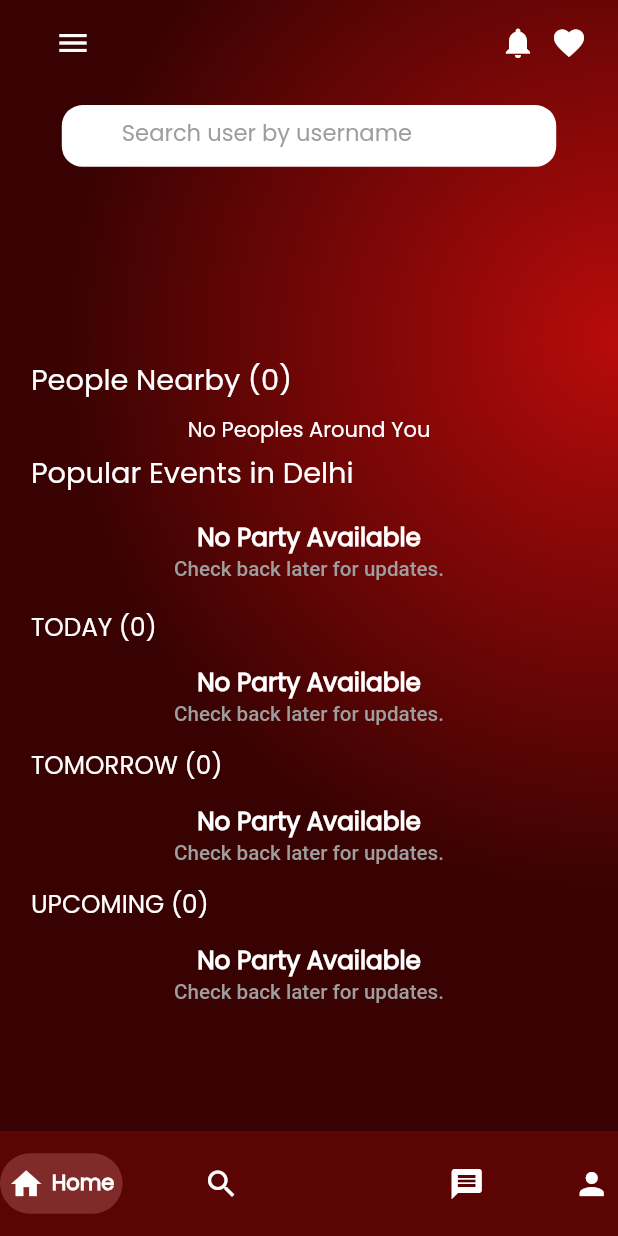
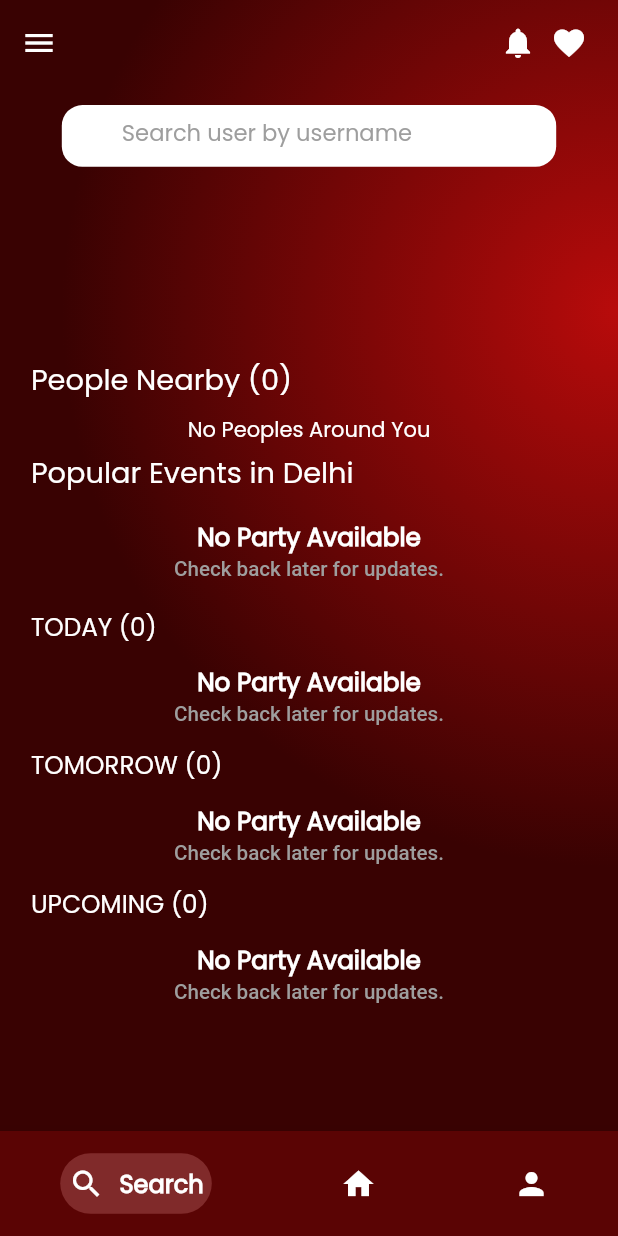
Before and after one commit to shubhamkumarmaghar/partypeopleindividual, a Flutter app: the screen it shows after launch, on a phone screen of 412 x 824 dp. Run offline on Flutter 3.47's test engine with Material 2 defaults, Android fonts, the phone set to English and light mode, and no system bars; drawn by our look-alikes of google_nav_bar; our stand-ins replace firebase_core, firebase_storage, flutter_neumorphic, flutter_slidable, get, get_storage and 7 more; missing offline and left inert: adobe_xd; accounts and stored records are empty; network calls fail; Roboto replaces fonts that are missing (Raleway); statements that could not run were skipped.

Commit message:
Fixed Bottom navigation bar

```diff
--- a/lib/individualDashboard/views/individual_dashboard_view.dart
+++ b/lib/individualDashboard/views/individual_dashboard_view.dart
@@ -3,7 +3,6 @@ import 'package:flutter/material.dart';
 import 'package:get/get.dart';
 import 'package:google_nav_bar/google_nav_bar.dart';
 import 'package:like_button/like_button.dart';
-import 'package:partypeopleindividual/chatScreen/views/chat_screen_view.dart';
 import 'package:partypeopleindividual/individualDashboard/controllers/individual_dashboard_controller.dart';
 import 'package:partypeopleindividual/individual_profile/controller/individual_profile_controller.dart';
 import 'package:partypeopleindividual/notification/notification_screen.dart';
@@ -35,32 +34,23 @@ class _IndividualDashboardViewState extends State<IndividualDashboardView> {
           automaticallyImplyLeading: false,
           backgroundColor: Colors.transparent,
           elevation: 0,
-          toolbarHeight: MediaQuery
-              .of(context)
-              .size
-              .height * 0.07,
-          title: Container(
+          toolbarHeight: MediaQuery.of(context).size.height * 0.07,
+          actions: [
+            Container(
+              padding: const EdgeInsets.only(left: 14),
               alignment: Alignment.centerLeft,
               child: GestureDetector(
-              onTap: () {
-                print('Navigate to side drawer');
-                Get.to(
+                onTap: () => Get.to(
                   IndividualDrawerView(),
                   duration: const Duration(milliseconds: 500),
                   transition: Transition.leftToRight,
-                );
-              },
-              child: Padding(
-                padding:
-                EdgeInsets.symmetric(horizontal: 15.sp, vertical: 5.sp),
+                ),
                 child: const Icon(
                   Icons.menu,
                   color: Colors.white,
                 ),
               ),
             ),
-          ),
-          actions: [
             Expanded(
               child: Obx(() {
                 return Container(
@@ -83,8 +73,7 @@ class _IndividualDashboardViewState extends State<IndividualDashboardView> {
               child: Row(
                 children: [
                   GestureDetector(
-                    onTap: () =>
-                        Get.to(
+                    onTap: () => Get.to(
                       const NotificationScreen(),
                       duration: const Duration(milliseconds: 500),
                       transition: Transition.rightToLeft,
@@ -103,7 +92,7 @@ class _IndividualDashboardViewState extends State<IndividualDashboardView> {
 
                     return GestureDetector(
                       onTap: () {
-                        Get.to(WishlistScreen());
+                        Get.to(const WishlistScreen());
                       },
                       child: Icon(Icons.favorite,
                           color: wishlistController.wishlistedParties.isEmpty
@@ -116,39 +105,37 @@ class _IndividualDashboardViewState extends State<IndividualDashboardView> {
             )
           ],
         ),
-        extendBody: true,
+        extendBody: false,
         bottomNavigationBar: BottomAppBar(
           height: 70,
           shape: const CircularNotchedRectangle(),
           color: const Color(0xFF5a0404),
           child: GNav(
             padding: EdgeInsets.symmetric(horizontal: 4.sp, vertical: 6.sp),
-            gap: 5,
+            gap: 10,
+            mainAxisAlignment: MainAxisAlignment.spaceAround,
             color: Colors.white,
             activeColor: Colors.white,
             tabBackgroundColor: const Color(0xFF802a2a),
             tabs: [
               const GButton(
+                icon: Icons.search,
+                text: 'Search',
+                textStyle: TextStyle(fontSize: 16, fontWeight: FontWeight.bold),
+                iconSize: 24,
+              ),
+              const GButton(
                 icon: Icons.home,
                 text: 'Home',
+                textStyle: TextStyle(fontSize: 16, fontWeight: FontWeight.bold),
+                iconSize: 24,
               ),
               const GButton(
-                icon: Icons.search,
-                text: 'Search',
-                margin: EdgeInsets.only(right: 35),
+                icon: Icons.person,
+                text: 'Profile',
+                textStyle: TextStyle(fontSize: 16, fontWeight: FontWeight.bold),
+                iconSize: 24,
               ),
-              GButton(
-                  icon: Icons.message,
-                  text: 'Chat',
-                  margin: const EdgeInsets.only(left: 45),
-                  onPressed: () {
-                    Get.to(
-                      const ChatScreenView(),
-                      duration: const Duration(milliseconds: 500),
-                      transition: Transition.downToUp,
-                    );
-                  }),
-              const GButton(icon: Icons.person, text: 'Profile'),
             ],
           ),
         ),
@@ -179,10 +166,7 @@ class _IndividualDashboardViewState extends State<IndividualDashboardView> {
               ),
               Container(
                 margin: EdgeInsets.only(
-                    top: MediaQuery
-                        .of(context)
-                        .size
-                        .height * 0.065),
+                    top: MediaQuery.of(context).size.height * 0.065),
                 width: double.infinity,
                 child: SingleChildScrollView(
                   child: Column(
@@ -193,10 +177,7 @@ class _IndividualDashboardViewState extends State<IndividualDashboardView> {
                         padding: EdgeInsets.symmetric(
                           horizontal: Get.width * 0.1,
                         ),
-                        height: MediaQuery
-                            .of(context)
-                            .size
-                            .height * 0.05,
+                        height: MediaQuery.of(context).size.height * 0.05,
                         child: Row(
                           children: [
                             Expanded(
@@ -223,26 +204,16 @@ class _IndividualDashboardViewState extends State<IndividualDashboardView> {
                         ),
                       ),
                       Container(
-                        height: MediaQuery
-                            .of(context)
-                            .size
-                            .width * 0.27,
+                        height: MediaQuery.of(context).size.width * 0.27,
                         margin: EdgeInsets.only(
-                            top: MediaQuery
-                                .of(context)
-                                .size
-                                .height * 0.02,
-                            left: MediaQuery
-                                .of(context)
-                                .size
-                                .width * 0.05),
+                            top: MediaQuery.of(context).size.height * 0.02,
+                            left: MediaQuery.of(context).size.width * 0.05),
                         child: ListView.builder(
                           shrinkWrap: true,
                           itemCount:
                               individualDashboardController.allCityList.length,
                           scrollDirection: Axis.horizontal,
-                          itemBuilder: ((context, index) =>
-                              GestureDetector(
+                          itemBuilder: ((context, index) => GestureDetector(
                                 onTap: () {},
                                 child: CityCard(
                                   cityName: individualDashboardController
@@ -255,17 +226,10 @@ class _IndividualDashboardViewState extends State<IndividualDashboardView> {
                       ),
                       Padding(
                         padding: EdgeInsets.only(
-                            left: MediaQuery
-                                .of(context)
-                                .size
-                                .width * 0.05,
-                            bottom: MediaQuery
-                                .of(context)
-                                .size
-                                .height * 0.01),
+                            left: MediaQuery.of(context).size.width * 0.05,
+                            bottom: MediaQuery.of(context).size.height * 0.01),
                         child: Text(
-                          'People Nearby (${individualDashboardController
-                              .usersList.length})',
+                          'People Nearby (${individualDashboardController.usersList.length})',
                           style: TextStyle(
                               color: Colors.white,
                               fontSize: 14.sp,
@@ -284,15 +248,9 @@ class _IndividualDashboardViewState extends State<IndividualDashboardView> {
                                   ],
                                 ),
                               ),
-                        height: MediaQuery
-                            .of(context)
-                            .size
-                            .width * 0.27,
+                              height: MediaQuery.of(context).size.width * 0.27,
                               padding: EdgeInsets.only(
-                          left: MediaQuery
-                              .of(context)
-                              .size
-                              .width * 0.05,
+                                left: MediaQuery.of(context).size.width * 0.05,
                               ),
                               child: ListView.builder(
                                 shrinkWrap: true,
@@ -311,15 +269,12 @@ class _IndividualDashboardViewState extends State<IndividualDashboardView> {
                                     )),
                               ),
                             )
-                          : Center(
+                          : const Center(
                               child: Text("No Peoples Around You"),
                             ),
                       Padding(
                         padding: EdgeInsets.only(
-                          left: MediaQuery
-                              .of(context)
-                              .size
-                              .width * 0.05,
+                          left: MediaQuery.of(context).size.width * 0.05,
                           top: Get.height * 0.005,
                         ),
                         child: Text(
@@ -365,10 +320,7 @@ class _IndividualDashboardViewState extends State<IndividualDashboardView> {
                           : Container(
                               margin: EdgeInsets.only(
                                 top: Get.width * 0.05,
-                          left: MediaQuery
-                              .of(context)
-                              .size
-                              .width * 0.05,
+                                left: MediaQuery.of(context).size.width * 0.05,
                                 bottom: Get.width * 0.05,
                               ),
                               height: Get.width * 0.65,
@@ -386,15 +338,11 @@ class _IndividualDashboardViewState extends State<IndividualDashboardView> {
                             ),
                       Padding(
                         padding: EdgeInsets.only(
-                          left: MediaQuery
-                              .of(context)
-                              .size
-                              .width * 0.05,
+                          left: MediaQuery.of(context).size.width * 0.05,
                           top: Get.height * 0.003,
                         ),
                         child: Text(
-                          'TODAY (${individualDashboardController
-                              .lengthOfTodayParties})',
+                          'TODAY (${individualDashboardController.lengthOfTodayParties})',
                           style: TextStyle(
                               fontFamily: 'Poppins',
                               color: Colors.white,
@@ -438,10 +386,7 @@ class _IndividualDashboardViewState extends State<IndividualDashboardView> {
                           : Container(
                               margin: EdgeInsets.only(
                                 top: Get.width * 0.05,
-                          left: MediaQuery
-                              .of(context)
-                              .size
-                              .width * 0.05,
+                                left: MediaQuery.of(context).size.width * 0.05,
                                 bottom: Get.width * 0.05,
                               ),
                               height: Get.width * 0.65,
@@ -460,15 +405,11 @@ class _IndividualDashboardViewState extends State<IndividualDashboardView> {
                             ),
                       Padding(
                         padding: EdgeInsets.only(
-                          left: MediaQuery
-                              .of(context)
-                              .size
-                              .width * 0.05,
+                          left: MediaQuery.of(context).size.width * 0.05,
                           top: Get.height * 0.003,
                         ),
                         child: Text(
-                          'TOMORROW (${individualDashboardController
-                              .jsonPartyOrganisationDataTomm.length})',
+                          'TOMORROW (${individualDashboardController.jsonPartyOrganisationDataTomm.length})',
                           style: TextStyle(
                               fontFamily: 'Poppins',
                               color: Colors.white,
@@ -512,10 +453,7 @@ class _IndividualDashboardViewState extends State<IndividualDashboardView> {
                           : Container(
                               margin: EdgeInsets.only(
                                 top: Get.width * 0.05,
-                          left: MediaQuery
-                              .of(context)
-                              .size
-                              .width * 0.05,
+                                left: MediaQuery.of(context).size.width * 0.05,
                                 bottom: Get.width * 0.05,
                               ),
                               height: Get.width * 0.65,
@@ -534,15 +472,11 @@ class _IndividualDashboardViewState extends State<IndividualDashboardView> {
                             ),
                       Padding(
                         padding: EdgeInsets.only(
-                          left: MediaQuery
-                              .of(context)
-                              .size
-                              .width * 0.05,
+                          left: MediaQuery.of(context).size.width * 0.05,
                           top: Get.height * 0.003,
                         ),
                         child: Text(
-                          'UPCOMING (${individualDashboardController
-                              .jsonPartyOgranisationDataUpcomming.length})',
+                          'UPCOMING (${individualDashboardController.jsonPartyOgranisationDataUpcomming.length})',
                           style: TextStyle(
                               fontFamily: 'Poppins',
                               color: Colors.white,
@@ -586,10 +520,7 @@ class _IndividualDashboardViewState extends State<IndividualDashboardView> {
                           : Container(
                               margin: EdgeInsets.only(
                                 top: Get.width * 0.05,
-                          left: MediaQuery
-                              .of(context)
-                              .size
-                              .width * 0.05,
+                                left: MediaQuery.of(context).size.width * 0.05,
                                 bottom: Get.width * 0.05,
                               ),
                               height: Get.width * 0.65,
@@ -608,10 +539,7 @@ class _IndividualDashboardViewState extends State<IndividualDashboardView> {
                               ),
                             ),
                       SizedBox(
-                        height: MediaQuery
-                            .of(context)
-                            .size
-                            .height * 0.1,
+                        height: MediaQuery.of(context).size.height * 0.1,
                       ),
                     ],
                   ),
@@ -639,10 +567,7 @@ class CityCard extends StatelessWidget {
   Widget build(BuildContext context) {
     return Padding(
       padding: EdgeInsets.all(
-        MediaQuery
-            .of(context)
-            .size
-            .width * 0.015,
+        MediaQuery.of(context).size.width * 0.015,
       ),
       child: Column(
         crossAxisAlignment: CrossAxisAlignment.center,
@@ -664,10 +589,7 @@ class CityCard extends StatelessWidget {
             ),
           ),
           SizedBox(
-            height: MediaQuery
-                .of(context)
-                .size
-                .width * 0.02,
+            height: MediaQuery.of(context).size.width * 0.02,
           ),
           Text(
             cityName,
@@ -699,10 +621,7 @@ class NearbyPeopleProfile extends StatelessWidget {
   Widget build(BuildContext context) {
     return Padding(
       padding: EdgeInsets.all(
-        MediaQuery
-            .of(context)
-            .size
-            .width * 0.015,
+        MediaQuery.of(context).size.width * 0.015,
       ),
       child: Stack(
         clipBehavior: Clip.none,
@@ -711,10 +630,7 @@ class NearbyPeopleProfile extends StatelessWidget {
             crossAxisAlignment: CrossAxisAlignment.center,
             children: [
               SizedBox(
-                height: MediaQuery
-                    .of(context)
-                    .size
-                    .height * 0.005,
+                height: MediaQuery.of(context).size.height * 0.005,
               ),
               Container(
                 width: Get.width * 0.151,
@@ -735,26 +651,17 @@ class NearbyPeopleProfile extends StatelessWidget {
                 ),
               ),
               SizedBox(
-                height: MediaQuery
-                    .of(context)
-                    .size
-                    .height * 0.01,
+                height: MediaQuery.of(context).size.height * 0.01,
               ),
               Row(
                 children: [
                   Icon(
                     Icons.message,
-                    size: MediaQuery
-                        .of(context)
-                        .size
-                        .height * 0.02,
+                    size: MediaQuery.of(context).size.height * 0.02,
                     color: Colors.white,
                   ),
                   SizedBox(
-                    width: MediaQuery
-                        .of(context)
-                        .size
-                        .height * 0.005,
+                    width: MediaQuery.of(context).size.height * 0.005,
                   ),
                   Text(
                     name,
@@ -816,19 +723,10 @@ class ChoiceSelectionButton extends StatelessWidget {
   @override
   Widget build(BuildContext context) {
     return Container(
-      width: MediaQuery
-          .of(context)
-          .size
-          .width * 0.35,
+      width: MediaQuery.of(context).size.width * 0.35,
       margin: EdgeInsets.symmetric(
-          vertical: MediaQuery
-              .of(context)
-              .size
-              .height * 0.01,
-          horizontal: MediaQuery
-              .of(context)
-              .size
-              .width * 0.02),
+          vertical: MediaQuery.of(context).size.height * 0.01,
+          horizontal: MediaQuery.of(context).size.width * 0.02),
       decoration: BoxDecoration(
         color: buttonState == true ? Colors.white : const Color(0xFFa22d2d),
         borderRadius: BorderRadius.circular(100),
@@ -883,14 +781,8 @@ class PopularPartyCard extends StatelessWidget {
               horizontal: Get.width * 0.03,
               vertical: Get.width * 0.02,
             ),
-            width: MediaQuery
-                .of(context)
-                .size
-                .width * 0.57,
-            height: MediaQuery
-                .of(context)
-                .size
-                .width * 0.50,
+            width: MediaQuery.of(context).size.width * 0.57,
+            height: MediaQuery.of(context).size.width * 0.50,
             decoration: BoxDecoration(
               image: DecorationImage(
                 image: AssetImage(assetPath),
@@ -972,14 +864,8 @@ class PopularPartyCard extends StatelessWidget {
                     },
                     child: Container(
                       margin: EdgeInsets.only(right: Get.width * 0.028),
-                      height: MediaQuery
-                          .of(context)
-                          .size
-                          .width * 0.052,
-                      width: MediaQuery
-                          .of(context)
-                          .size
-                          .width * 0.135,
+                      height: MediaQuery.of(context).size.width * 0.052,
+                      width: MediaQuery.of(context).size.width * 0.135,
                       decoration: BoxDecoration(
                         borderRadius: BorderRadius.circular(30.sp),
                         color: const Color(0xFFffa914),
```
Also changed, not shown: lib/individualDrawer/views/individual_drawer_view.dart (+21 -50 lines), lib/wishlist_screen/wishlist_screen.dart (+16 -3 lines), 1 other file. Lines whose indentation alone changed are shown as unchanged.
